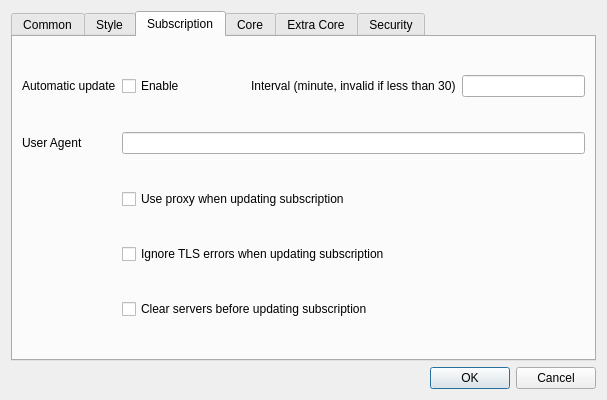
Qt form ui/dialog_basic_settings.ui (cofedish/cofe-nekobox) before a commit.
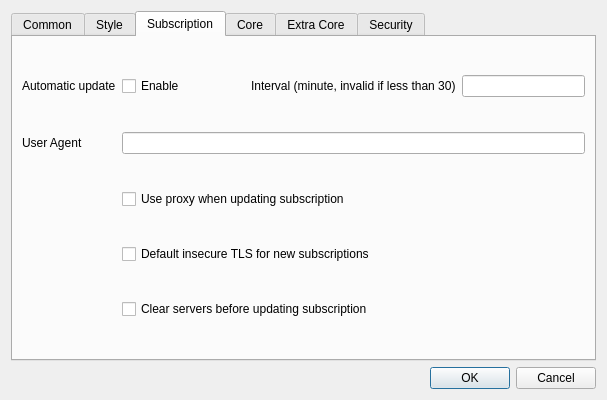
The same form after that commit. The open tabs and pages were chosen to show the change. Custom widgets are drawn as their Qt base class.

Commit message: fix: make TLS-insecure per-subscription only + UI warning

The edit to the form file:
```diff
--- a/ui/dialog_basic_settings.ui
+++ b/ui/dialog_basic_settings.ui
@@ -536,7 +536,7 @@
        <item row="3" column="1">
         <widget class="QCheckBox" name="sub_insecure">
          <property name="text">
-          <string>Ignore TLS errors when updating subscription</string>
+          <string>Default insecure TLS for new subscriptions</string>
          </property>
         </widget>
        </item>
```
Lines whose indentation alone changed are shown as unchanged. The commit also changes 8 other files.
